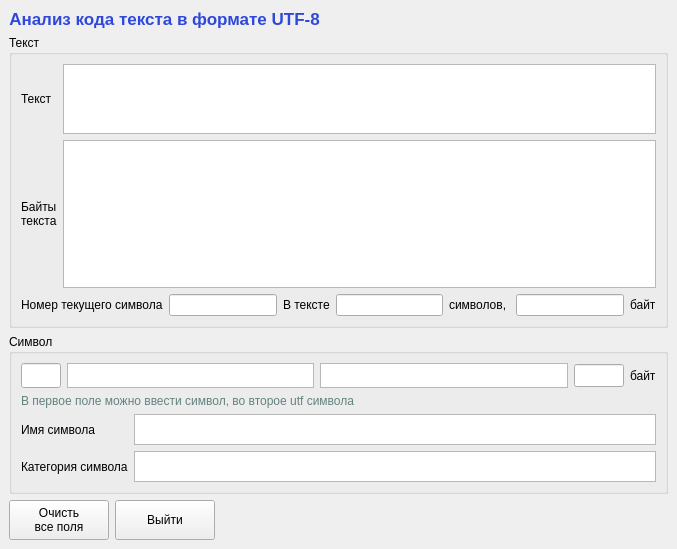
Qt form unicode.ui (LeonidBolshakov/uni-code) before a commit.
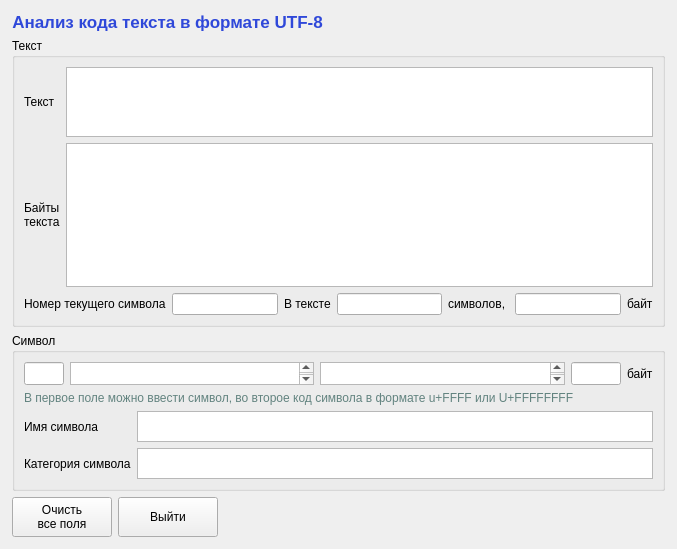
The same form after that commit.

The edit to the form file:
```diff
--- a/unicode.ui
+++ b/unicode.ui
@@ -33,6 +33,18 @@
     </size>
    </property>
    <layout class="QVBoxLayout" name="verticalLayout_3">
+    <property name="leftMargin">
+     <number>12</number>
+    </property>
+    <property name="topMargin">
+     <number>12</number>
+    </property>
+    <property name="rightMargin">
+     <number>12</number>
+    </property>
+    <property name="bottomMargin">
+     <number>12</number>
+    </property>
     <item>
      <widget class="QLabel" name="labelTitle">
       <property name="sizePolicy">
@@ -164,6 +176,9 @@
              <verstretch>0</verstretch>
             </sizepolicy>
            </property>
+           <property name="readOnly">
+            <bool>true</bool>
+           </property>
           </widget>
          </item>
          <item>
@@ -264,12 +279,42 @@
              <height>16777215</height>
             </size>
            </property>
+           <property name="palette">
+            <palette>
+             <active>
+              <colorrole role="Text">
+               <brush brushstyle="SolidPattern">
+                <color alpha="255">
+                 <red>0</red>
+                 <green>0</green>
+                 <blue>255</blue>
+                </color>
+               </brush>
+              </colorrole>
+             </active>
+             <inactive>
+              <colorrole role="Text">
+               <brush brushstyle="SolidPattern">
+                <color alpha="255">
+                 <red>0</red>
+                 <green>0</green>
+                 <blue>255</blue>
+                </color>
+               </brush>
+              </colorrole>
+             </inactive>
+             <disabled/>
+            </palette>
+           </property>
            <property name="font">
             <font>
-             <pointsize>11</pointsize>
+             <pointsize>13</pointsize>
              <bold>true</bold>
             </font>
            </property>
+           <property name="alignment">
+            <set>Qt::AlignmentFlag::AlignCenter</set>
+           </property>
            <property name="readOnly">
             <bool>false</bool>
            </property>
@@ -293,6 +338,9 @@
              <verstretch>0</verstretch>
             </sizepolicy>
            </property>
+           <property name="readOnly">
+            <bool>true</bool>
+           </property>
           </widget>
          </item>
          <item>
@@ -373,7 +421,7 @@
           </palette>
          </property>
          <property name="text">
-          <string>В первое поле можно ввести символ, во второе utf символа</string>
+          <string>В первое поле можно ввести символ, во второе код символа в формате u+FFFF или U+FFFFFFFF</string>
          </property>
         </widget>
        </item>
```
